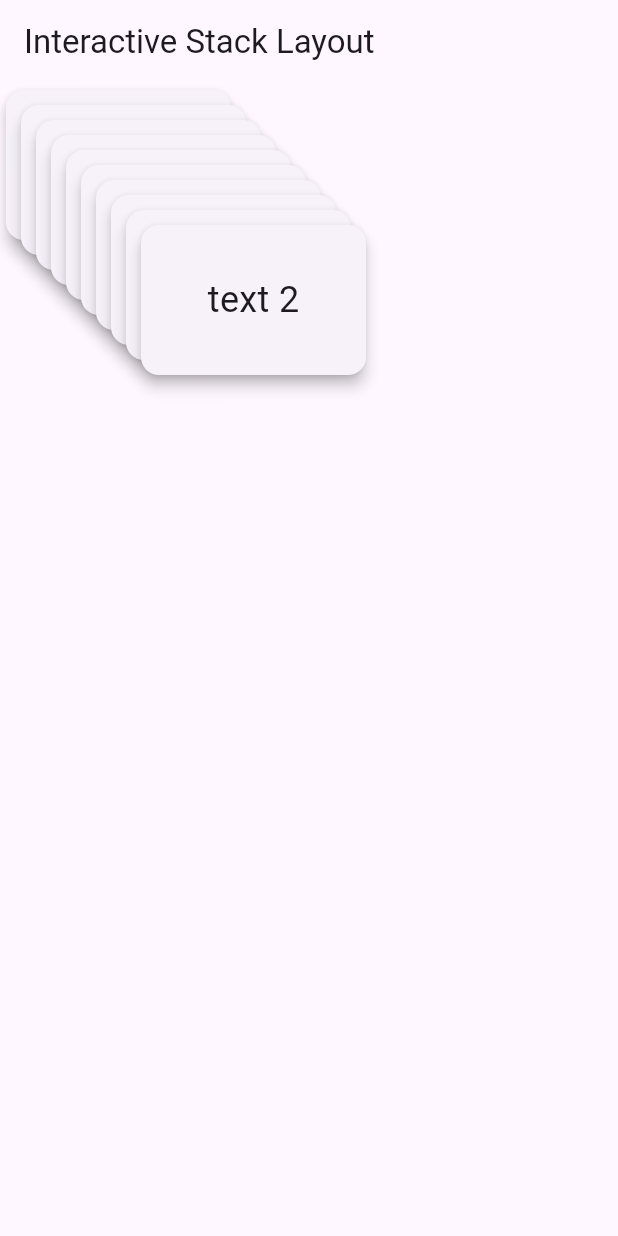
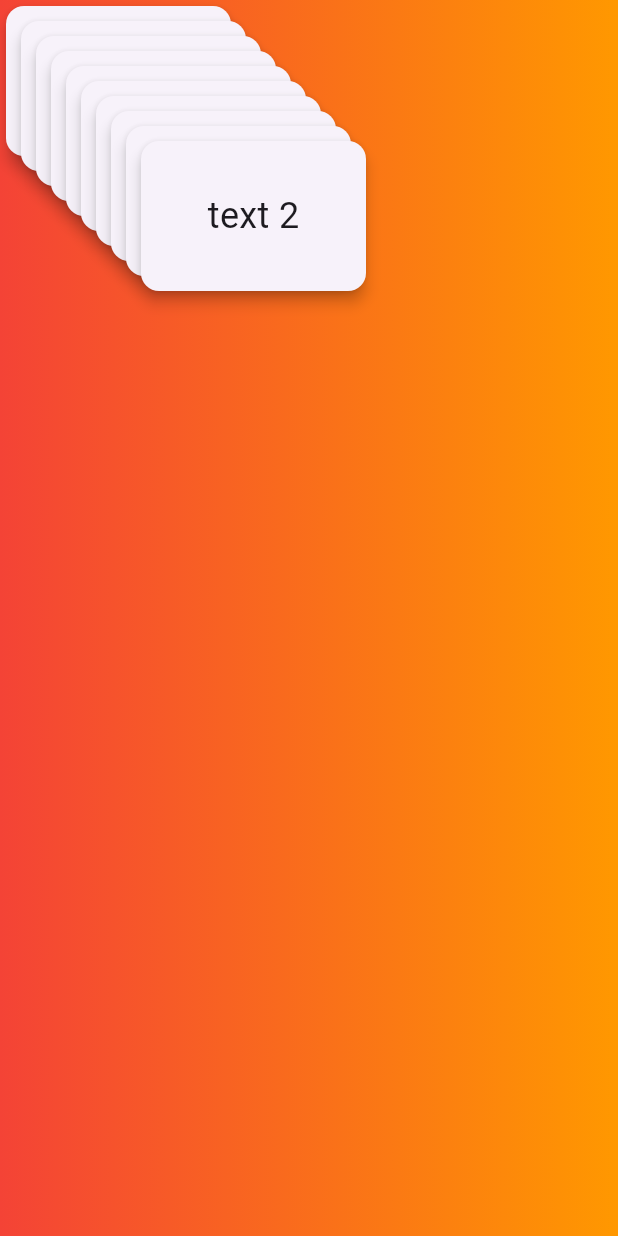
Before and after one commit to Pankaj-Suthar-25/flutter_responsive_layout, a Flutter app: the screen it shows after launch, on a phone screen of 412 x 824 dp. Run offline on Flutter 3.47's test engine with Material 3 defaults, Android fonts, the phone set to English and light mode, and no system bars.

Commit message:
Animated Gradient layout

```diff
--- a/lib/main.dart
+++ b/lib/main.dart
@@ -14,7 +14,7 @@ class MyApp extends StatelessWidget {
       theme: ThemeData(
         primarySwatch: Colors.blue,
       ),
-      home: InteractiveStackLayout(
+      home: AnimatedGradientLayout(
         items: [
           'text 1',
           'text 2',
@@ -213,3 +213,54 @@ class _InteractiveStackLayoutState extends State<InteractiveStackLayout> {
     );
   }
 }
+
+class AnimatedGradientLayout extends StatefulWidget {
+  const AnimatedGradientLayout({super.key, required this.items});
+
+  final List<String> items;
+
+  @override
+  State<AnimatedGradientLayout> createState() => _AnimatedGradientLayoutState();
+}
+
+class _AnimatedGradientLayoutState extends State<AnimatedGradientLayout> {
+  bool _isExpanded = false;
+
+  @override
+  Widget build(BuildContext context) {
+    return AnimatedContainer(
+      duration: const Duration(seconds: 1),
+      decoration: BoxDecoration(
+        gradient: _isExpanded
+            ? LinearGradient(colors: [Colors.blue, Colors.purple])
+            : LinearGradient(colors: [Colors.red, Colors.orange]),
+      ),
+      child: Center(
+        child: GestureDetector(
+          onTap: () => setState(() => _isExpanded = !_isExpanded),
+          child: _isExpanded
+              ? ResponsiveCardLayout(items: widget.items)
+              : Stack(
+                  children: List.generate(widget.items.length, (index) {
+                  return Positioned(
+                    top: index * 10.0,
+                    left: index * 10.0,
+                    child: Card(
+                      elevation: 4,
+                      child: Container(
+                        width: 150,
+                        height: 100,
+                        alignment: Alignment.center,
+                        child: Text(
+                          widget.items[index],
+                          style: const TextStyle(fontSize: 24),
+                        ),
+                      ),
+                    ),
+                  );
+                })),
+        ),
+      ),
+    );
+  }
+}
```
